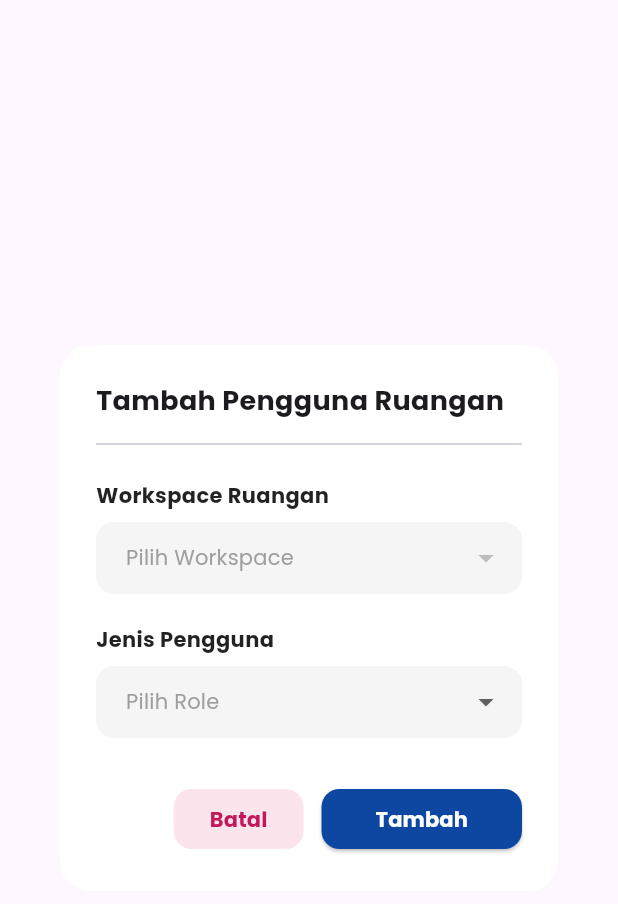
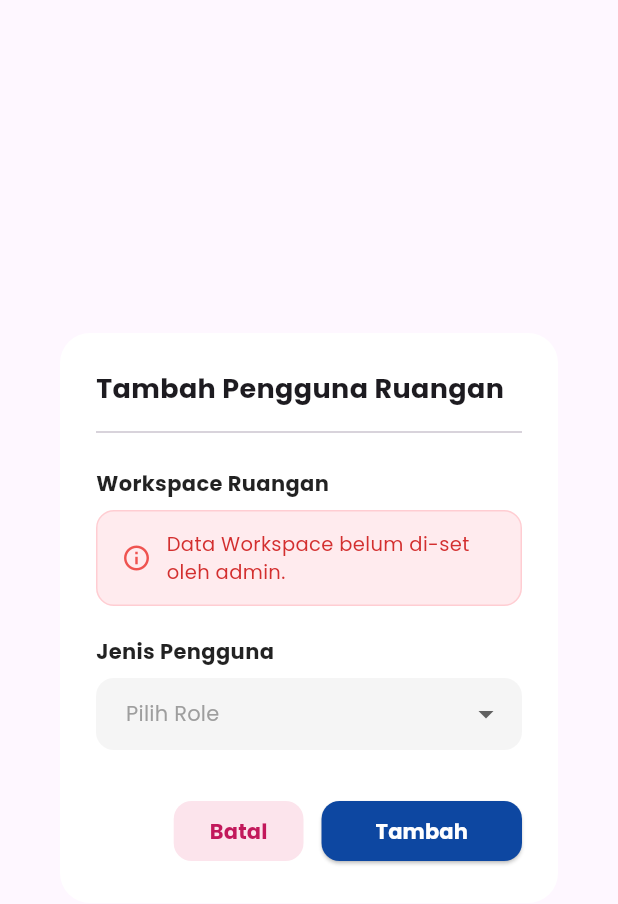
Before and after one commit to frhannkunn/peminjamanruangan, a Flutter app: the TambahPenggunaDialog widget shown alone on an empty page, opened directly with empty values, on a phone screen of 412 x 824 dp. Shown: the top 904 px of the screen. Run offline on Flutter 3.47's test engine with Material 3 defaults, Android fonts, the phone set to English and light mode, and no system bars; our stand-ins replace dotted_border, dropdown_button2, firebase_core, firebase_messaging, font_awesome_flutter, google_fonts and 4 more; missing offline and left inert: gal; accounts and stored records are empty; network calls fail.

Commit message:
fix form_peminjaman, nav home peminjaman

```diff
--- a/lib/peminjaman/home_peminjaman.dart
+++ b/lib/peminjaman/home_peminjaman.dart
@@ -61,6 +61,7 @@ class _HomePeminjamanState extends State<HomePeminjaman> {
 
       List<String> buildingList = ['Semua Gedung'];
       buildingList.addAll(data.keys); // Ambil nama-nama gedung
+      if (!mounted) return;
 
       // 3. Update state untuk re-render UI
       setState(() {
@@ -70,6 +71,7 @@ class _HomePeminjamanState extends State<HomePeminjaman> {
         _isLoading = false;
       });
     } catch (e) {
+      if (!mounted) return;
       // 4. Tangani error jika terjadi
       setState(() {
         _errorMessage = e.toString().replaceFirst("Exception: ", "");
--- a/lib/peminjaman/tambah_pengguna.dart
+++ b/lib/peminjaman/tambah_pengguna.dart
@@ -188,19 +188,51 @@ class _TambahPenggunaDialogState extends State<TambahPenggunaDialog> {
 
                   // 1. WORKSPACE (Dinamis sesuai Ruangan)
                   _buildLabel("Workspace Ruangan"),
+                  // LOGIKA BARU: Cek apakah list workspace kosong
+                  if (_workspaceList.isEmpty)
+                    Container(
+                      width: double.infinity,
+                      padding: const EdgeInsets.symmetric(horizontal: 16, vertical: 12),
+                      decoration: BoxDecoration(
+                        color: Colors.red.shade50,
+                        borderRadius: BorderRadius.circular(12),
+                        border: Border.all(color: Colors.red.shade100),
+                      ),
+                      child: Row(
+                        children: [
+                          Icon(Icons.info_outline, color: Colors.red.shade400, size: 20),
+                          const SizedBox(width: 10),
+                          Expanded(
+                            child: Text(
+                              "Data Workspace belum di-set oleh admin.",
+                              style: GoogleFonts.poppins(
+                                fontSize: 13,
+                                color: Colors.red.shade700
+                              ),
+                            ),
+                          ),
+                        ],
+                      ),
+                    )
+                  else
                     DropdownButtonFormField<Workspace>(
                       key: ValueKey(_selectedWorkspace?.id),
                       value: _selectedWorkspace,
-                    hint: Text("Pilih Workspace", style: GoogleFonts.poppins(fontSize: 14, color: Colors.grey[500])),
+                      hint: Text("Pilih Workspace",
+                          style: GoogleFonts.poppins(
+                              fontSize: 14, color: Colors.grey[500])),
                       isExpanded: true,
                       menuMaxHeight: 250,
                       items: _workspaceList.map((ws) {
                         return DropdownMenuItem(
                           value: ws,
-                        child: Text(ws.displayName, style: GoogleFonts.poppins(fontSize: 14), overflow: TextOverflow.ellipsis),
+                          child: Text(ws.displayName,
+                              style: GoogleFonts.poppins(fontSize: 14),
+                              overflow: TextOverflow.ellipsis),
                         );
                       }).toList(),
-                    onChanged: (val) => setState(() => _selectedWorkspace = val),
+                      onChanged: (val) =>
+                          setState(() => _selectedWorkspace = val),
                       validator: (v) => v == null ? 'Wajib diisi' : null,
                       decoration: _inputDecoration(),
                     ),
--- a/lib/services/auth_service.dart
+++ b/lib/services/auth_service.dart
@@ -5,7 +5,7 @@ import 'package:shared_preferences/shared_preferences.dart';
 
 class AuthService {
   // 🛑 GANTI DENGAN IP LAPTOP 🛑
-  // const String _ipLaptop = "192.168.1.6";
+  // static const String _ipLaptop = "10.65.235.18"; //Alamat hp fisik
   static const String _ipLaptop = "10.0.2.2"; // <-- Alamat khusus Emulator Android
   static const String _baseUrl = "http://$_ipLaptop:8000/api";
 
--- a/lib/services/loan_service.dart
+++ b/lib/services/loan_service.dart
@@ -10,8 +10,10 @@ import '../models/workspace.dart';
 
 class LoanService {
   // ⚠️ GANTI IP SESUAI PERANGKAT
+
+  // HP Fisik: IP Laptop (Cth: 192.168.1.x)
+  // final String _baseUrl = 'http://10.65.235.18:8000/api';
   // Emulator: 10.0.2.2
-  // HP Fisik: IP Laptop (Cth: 192.168.1.x)
   final String _baseUrl = 'http://10.0.2.2:8000/api';
 
   // --- HELPERS ---
--- a/lib/services/pic_service.dart
+++ b/lib/services/pic_service.dart
@@ -6,6 +6,8 @@ import '../models/pic.dart';
 import 'user_session.dart';
 
 class PicService {
+  //hp fisik
+  // final String baseUrl = 'http://10.65.235.18:8000/api';
   // ⚠️ PASTIKAN IP INI SUDAH BENAR SESUAI LAPTOP ANDA
   final String baseUrl = 'http://10.0.2.2:8000/api';
 
--- a/lib/services/pj_service.dart
+++ b/lib/services/pj_service.dart
@@ -4,6 +4,8 @@ import 'user_session.dart';
 import '../models/pj_models.dart';
 
 class PjService {
+  //hp fisik
+  // final String _baseUrl = 'http://10.65.235.18:8000/api';
   // GANTI IP SESUAI PERANGKAT
   final String _baseUrl = 'http://10.0.2.2:8000/api';
 
--- a/lib/services/room_service.dart
+++ b/lib/services/room_service.dart
@@ -8,7 +8,8 @@ import '../models/room.dart';
 import '../models/workspace.dart';
 
 class RoomService {
-
+  //hp fisik
+  // final String baseUrl = 'http://10.65.235.18:8000/api';
   // URL base untuk API (10.0.2.2 adalah untuk emulator Android)
   final String baseUrl = 'http://10.0.2.2:8000/api';
 
--- a/lib/services/workspacedetail_service.dart
+++ b/lib/services/workspacedetail_service.dart
@@ -7,7 +7,8 @@ import 'package:shared_preferences/shared_preferences.dart';
 import '../models/workspace.dart';
 
 class WorkspaceDetailService {
-
+  //hp fisik
+  // final String baseUrl = 'http://10.65.235.18:8000/api';
   // 2. Pastikan IP ini sama dengan service lain
   final String baseUrl = 'http://10.0.2.2:8000/api';
 
```
Also changed, not shown: lib/main.dart (+6 -1 lines), lib/peminjaman/form_peminjaman.dart (+121 -58 lines). Lines whose indentation alone changed are shown as unchanged.
